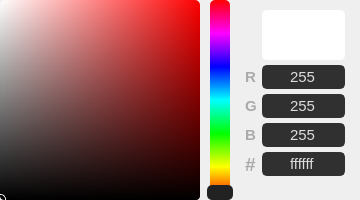
First picture: the form in colorpicker/ui_main.ui, repository nlfmt/pyqt-colorpicker-widget, before the edit.
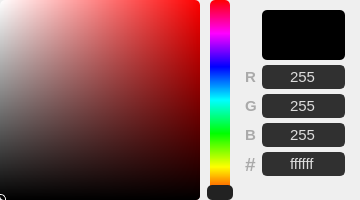
Second picture: the form after the edit.

```diff
--- a/colorpicker/ui_main.ui
+++ b/colorpicker/ui_main.ui
@@ -358,7 +358,7 @@
         </property>
         <property name="styleSheet">
          <string notr="true">/* ALL CHANGES HERE WILL BE OVERWRITTEN */;
-background-color: rgb(255, 255, 255);
+background-color: #000;
 </string>
         </property>
         <property name="text">
```
